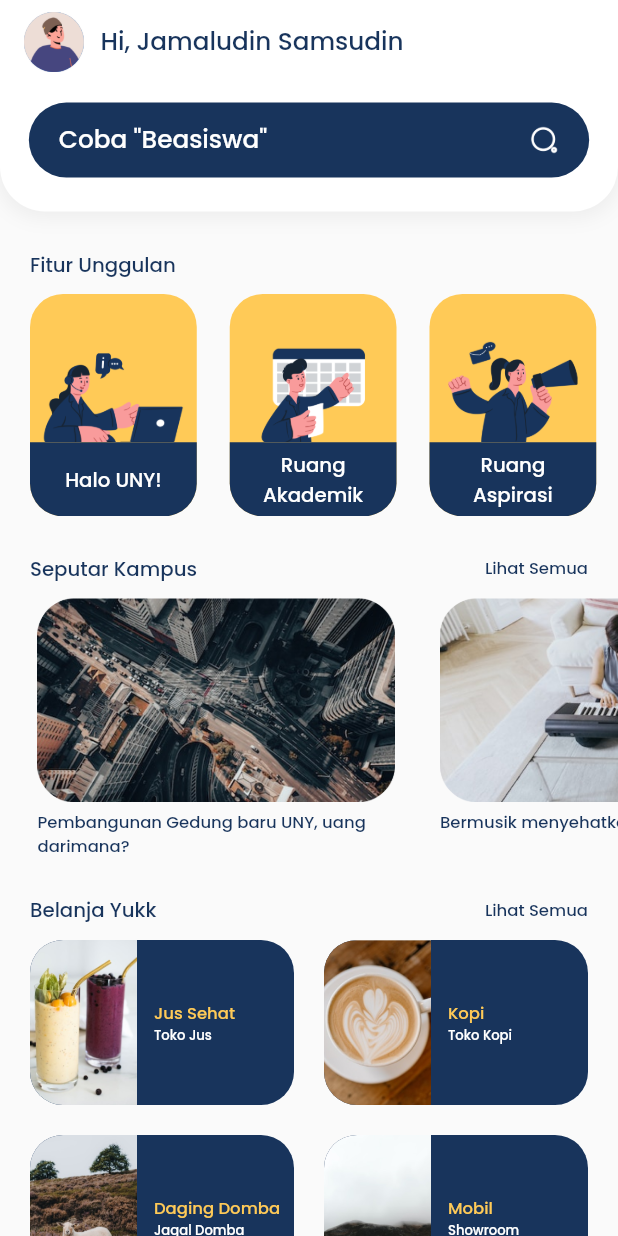
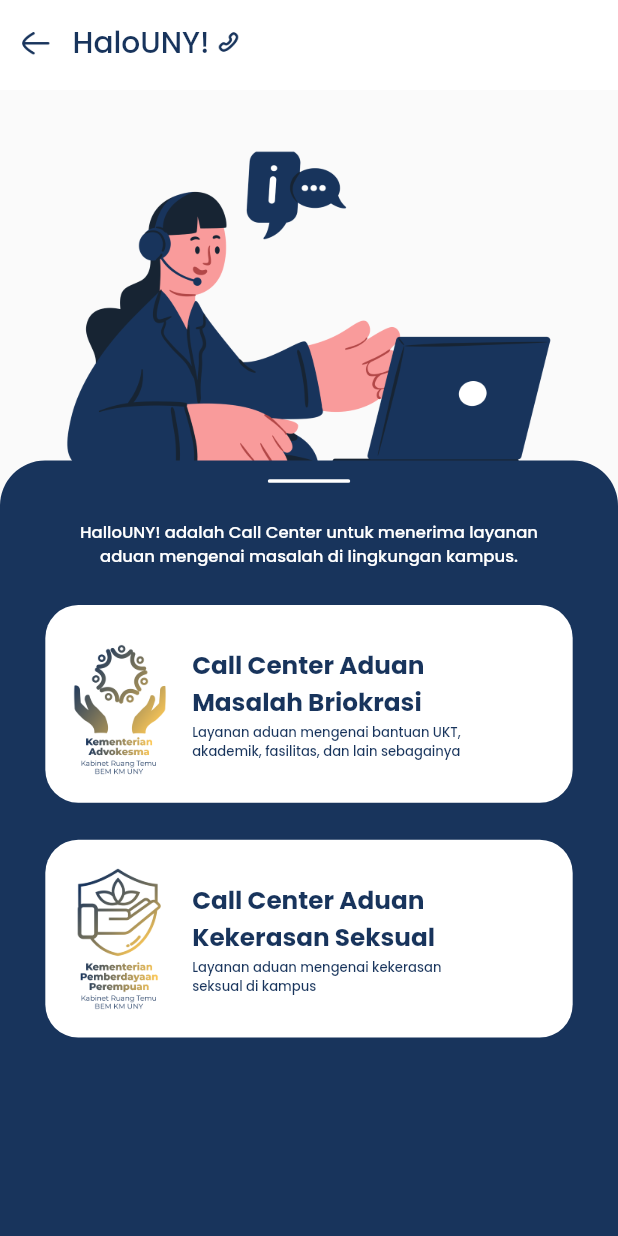
Before and after one commit to dxkrn/ruangtemu-apps, a Flutter app: the screen it shows after launch, after a tap on "Halo UNY!", on a phone screen of 412 x 824 dp. Run offline on Flutter 3.47's test engine with Material 2 defaults, Android fonts, the phone set to English and light mode, and no system bars; our stand-ins replace flutter_screenutil, google_fonts, google_sign_in, liquid_swipe, smooth_page_indicator.

Commit message:
Create HaloUNY! Page

```diff
--- /dev/null
+++ b/lib/Pages/Features/HaloUNY/halouny_page.dart
@@ -0,0 +1,156 @@
+// ignore_for_file: must_be_immutable
+
+import 'package:flutter/material.dart';
+import 'package:flutter_screenutil/flutter_screenutil.dart';
+import 'package:ruang_temu_apps/Widgets/feature_appbar.dart';
+import 'package:ruang_temu_apps/themes.dart';
+
+class HalounyPage extends StatelessWidget {
+  const HalounyPage({super.key});
+
+  @override
+  Widget build(BuildContext context) {
+    // double deviceWidth = MediaQuery.of(context).size.width;
+    double deviceHeight = MediaQuery.of(context).size.height;
+    return Scaffold(
+      appBar: FeatureAppbar(
+        title: 'HaloUNY!',
+        iconSrc: 'assets/icons/icon_phone.png',
+      ),
+      body: Stack(
+        children: [
+          Hero(
+            tag: 'assets/images/img_ill_halouny.png',
+            child: Container(
+              height: 200.h,
+              decoration: const BoxDecoration(
+                image: DecorationImage(
+                  image: AssetImage('assets/images/img_ill_halouny.png'),
+                ),
+              ),
+            ),
+          ),
+          ListView(
+            children: [
+              Container(
+                height: 200.h,
+              ),
+              Container(
+                height: deviceHeight - 200.h,
+                decoration: BoxDecoration(
+                  borderRadius: const BorderRadius.only(
+                    topLeft: Radius.circular(30),
+                    topRight: Radius.circular(30),
+                  ),
+                  color: blueColor,
+                ),
+                child: Column(
+                  children: [
+                    SizedBox(
+                      height: 10.h,
+                    ),
+                    Container(
+                      width: 50.w,
+                      height: 2.h,
+                      decoration: BoxDecoration(
+                        color: whiteColor,
+                        borderRadius: BorderRadius.circular(30.r),
+                      ),
+                    ),
+                    SizedBox(
+                      height: 20.h,
+                    ),
+                    Text(
+                      'HalloUNY! adalah Call Center untuk menerima layanan\naduan mengenai masalah di lingkungan kampus.',
+                      style: heading3TextStyle.copyWith(
+                        color: whiteColor,
+                      ),
+                      textAlign: TextAlign.center,
+                    ),
+                    SizedBox(
+                      height: 20.h,
+                    ),
+                    CallCenterCard(
+                      imgSrc: 'assets/logos/logo_advokesma.png',
+                      title: 'Call Center Aduan\nMasalah Briokrasi',
+                      subtitle:
+                          'Layanan aduan mengenai bantuan UKT,\nakademik, fasilitas, dan lain sebagainya',
+                    ),
+                    CallCenterCard(
+                      imgSrc: 'assets/logos/logo_pp.png',
+                      title: 'Call Center Aduan\nKekerasan Seksual',
+                      subtitle:
+                          'Layanan aduan mengenai kekerasan\nseksual di kampus',
+                    ),
+                  ],
+                ),
+              ),
+            ],
+          ),
+        ],
+      ),
+    );
+  }
+}
+
+class CallCenterCard extends StatelessWidget {
+  CallCenterCard({
+    Key? key,
+    required this.imgSrc,
+    required this.title,
+    required this.subtitle,
+  }) : super(key: key);
+  String imgSrc;
+  String title;
+  String subtitle;
+  @override
+  Widget build(BuildContext context) {
+    return Column(
+      children: [
+        Container(
+          padding: const EdgeInsets.all(10),
+          width: 320.w,
+          height: 0.375 * 320.w,
+          decoration: BoxDecoration(
+            color: whiteColor,
+            borderRadius: BorderRadius.circular(20.r),
+          ),
+          child: Row(
+            children: [
+              SizedBox(
+                width: 70.w,
+                child: Image(
+                  image: AssetImage(imgSrc),
+                ),
+              ),
+              SizedBox(
+                width: 10.w,
+              ),
+              Column(
+                mainAxisAlignment: MainAxisAlignment.center,
+                crossAxisAlignment: CrossAxisAlignment.start,
+                children: [
+                  Text(
+                    title,
+                    style: heading1BoldTextStyle.copyWith(
+                      color: blueColor,
+                    ),
+                  ),
+                  Text(
+                    subtitle,
+                    style: heading4TextStyle.copyWith(
+                      color: blueColor,
+                    ),
+                  ),
+                ],
+              ),
+            ],
+          ),
+        ),
+        SizedBox(
+          height: 20.h,
+        ),
+      ],
+    );
+  }
+}
--- /dev/null
+++ b/lib/Widgets/feature_appbar.dart
@@ -0,0 +1,70 @@
+import 'package:flutter/material.dart';
+import 'package:flutter_screenutil/flutter_screenutil.dart';
+
+import '../themes.dart';
+
+class FeatureAppbar extends StatelessWidget implements PreferredSizeWidget {
+  FeatureAppbar({
+    Key? key,
+    required this.title,
+    required this.iconSrc,
+  }) : super(key: key);
+
+  String title;
+  String iconSrc = '';
+
+  @override
+  Size get preferredSize => const Size.fromHeight(60);
+
+  @override
+  Widget build(BuildContext context) {
+    return AppBar(
+      backgroundColor: whiteColor,
+      elevation: 0,
+      titleSpacing: 10.w,
+      leadingWidth: 0,
+      title: Container(
+        child: Row(
+          children: [
+            GestureDetector(
+              onTap: (() {
+                Navigator.pop(context);
+              }),
+              child: Container(
+                width: 24.w,
+                height: 24.w,
+                child: Image(
+                  image: AssetImage(
+                    'assets/icons/icon_arrow_back.png',
+                  ),
+                ),
+              ),
+            ),
+            SizedBox(
+              width: 10.w,
+            ),
+            Text(
+              title,
+              style: heading1MediumTextStyle.copyWith(
+                color: blueColor,
+                fontSize: 18.sp,
+              ),
+            ),
+            SizedBox(
+              width: 5.w,
+            ),
+            Container(
+              width: 13.w,
+              height: 13.w,
+              child: Image(
+                image: AssetImage(
+                  iconSrc,
+                ),
+              ),
+            ),
+          ],
+        ),
+      ),
+    );
+  }
+}
--- a/lib/main.dart
+++ b/lib/main.dart
@@ -1,6 +1,7 @@
 import 'package:flutter/material.dart';
 import 'package:flutter_screenutil/flutter_screenutil.dart';
 
+import 'Pages/Features/HaloUNY/halouny_page.dart';
 import 'Pages/home_page.dart';
 import 'Pages/onboarding_page.dart';
 
@@ -20,6 +21,9 @@ class MyApp extends StatelessWidget {
         routes: {
           '/': (context) => const HomePage(),
           '/onboard': (context) => const OnboardPage(),
+
+          //HaloUNY!
+          '/halouny': (context) => const HalounyPage(),
         },
       ),
       designSize: const Size(375, 667),
```
